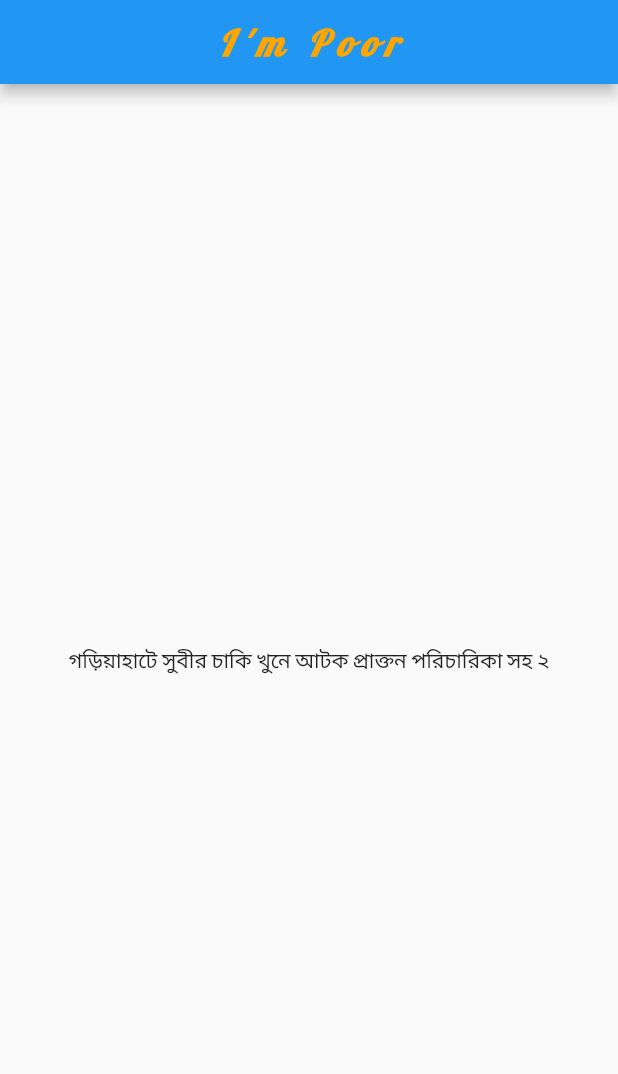
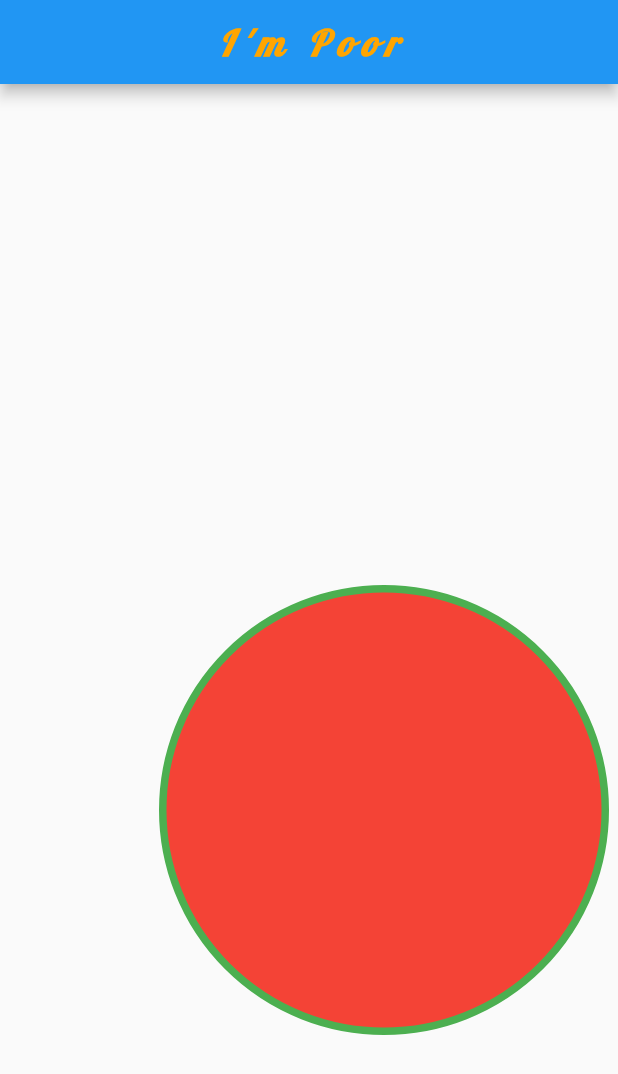
Before and after one commit to jpmehedi/flutter-hero-batch-2, a Flutter app: the screen it shows after launch, on a phone screen of 412 x 824 dp. Shown: the top 1074 px of the screen. Run offline on Flutter 3.47's test engine with Material 2 defaults, Android fonts, the light colour scheme and no system bars.

Commit message:
Container

```diff
--- /dev/null
+++ b/demo_project/lib/home_screen.dart
@@ -0,0 +1,155 @@
+
+
+import 'package:flutter/material.dart';
+
+class HomeScreen extends StatelessWidget {
+  const HomeScreen({ Key? key }) : super(key: key);
+
+  @override
+  Widget build(BuildContext context) {
+    return Scaffold(
+        appBar: AppBar(
+          title: Text(
+            "I'm Poor",
+            style: TextStyle(
+              // backgroundColor: Colors.red,
+              // color: Colors.orange,
+              color: Color(0xffFFA500),
+              fontSize: 24.0,
+              // fontWeight: FontWeight.bold
+              fontWeight: FontWeight.w700,
+              // fontFamily: "Lobster",
+              fontStyle: FontStyle.italic,
+              letterSpacing: 5.5,
+            ),
+          ),
+          centerTitle: true,
+        ),
+
+
+        body: Center(
+          child: Container(
+            height: 300,
+            width: 300,
+            // padding: EdgeInsets.all(100),
+            // padding: EdgeInsets.only(top: 50, left: 50),
+            //vcertical = top and bottom
+            //horizontal = left and right
+            //padding: EdgeInsets.symmetric(vertical: 50, horizontal: 20),
+            padding: EdgeInsets.zero,
+            margin: EdgeInsets.only(left: 100, top: 200),
+            decoration: BoxDecoration(
+              color: Colors.red,
+              // borderRadius: BorderRadius.all(Radius.circular(30))
+              borderRadius: BorderRadius.circular(150),
+              // borderRadius: BorderRadius.only(
+              //   topRight: Radius.circular(40),
+              //   bottomLeft: Radius.circular(50)
+              // )
+              // borderRadius: BorderRadius.horizontal(
+              //   left: Radius.circular(40),
+              //   right:  Radius.circular(40),
+              // ),
+              // borderRadius: BorderRadius.vertical(
+              //   top: Radius.circular(40),
+              //   bottom:  Radius.circular(40),
+              // ),
+
+              // border: Border(
+              //   left: BorderSide(
+              //     color: Colors.black,
+              //     width: 10
+              //   ),
+              //   right: BorderSide(
+              //     color: Colors.black,
+              //     width: 5
+              //   )
+              // )
+
+              border: Border.all(
+                color: Colors.green,
+                width: 5
+              ),
+
+              // gradient: LinearGradient(
+              //   begin: Alignment.bottomLeft,
+              //   end: Alignment.topRight,
+              //   colors: [
+              //     Colors.green,
+              //     Colors.red,
+              //     Colors.teal,
+              //   ],
+              //   stops: [
+              //     0.1,
+              //     0.3,
+              //     0.5
+              //   ]
+              // )
+
+              // gradient: RadialGradient(
+              //   center: Alignment.bottomLeft,
+              //   colors: [
+              //     Colors.green,
+              //     Colors.red,
+              //     Colors.teal,
+              //   ],
+              //  stops: [
+              //     0.1,
+              //     0.3,
+              //     0.5
+              //   ]
+              // )
+
+              // boxShadow: [
+              //   BoxShadow(
+              //     color: Colors.green,
+              //     blurRadius: 5,
+              //     spreadRadius: 5,
+              //     offset: Offset(-7, -7)
+              //   )
+              // ]
+
+              // image: DecorationImage(
+              //   image: NetworkImage("https://picsum.photos/250?image=9"),
+              // )
+            ),
+            // child: Image.network("https://picsum.photos/250?image=9")
+          ),
+        ),
+
+
+
+        // body: Center(
+        //   child: Text(
+        //     "গড়িয়াহাটে সুবীর চাকি খুনে আটক প্রাক্তন পরিচারিকা সহ ২",
+        //     style: TextStyle(
+              //  fontFamily: "Lobster",
+        //     ),
+        //   )
+        // ),
+
+        // body: Center(
+        //   child: Icon(
+        //     FontAwesomeIcons.allergies,
+        //     size: 100.0,
+        //     color: Colors.orange,
+        //   ),
+        // )
+
+        // body: Image.asset(
+        //   "assets/poor_man.png",
+        //   width: 500,
+        //   height: 800,
+        //   fit: BoxFit.cover,
+        // )
+
+        // body: Image.network(
+        //   "https://picsum.photos/250?image=9",
+          // width: 500,
+          // height: 700,
+          // fit: BoxFit.cover,
+        // ),
+
+      );
+  }
+}
--- a/demo_project/lib/main.dart
+++ b/demo_project/lib/main.dart
@@ -1,4 +1,5 @@
 
+import 'package:demo_project/home_screen.dart';
 import 'package:flutter/material.dart';
 
 void main(){
@@ -12,58 +13,7 @@ void main(){
 
         )
       ),
-
-      home: Scaffold(
-        appBar: AppBar(
-          title: Text(
-            "I'm Poor",
-            style: TextStyle(
-              // backgroundColor: Colors.red,
-              // color: Colors.orange,
-              color: Color(0xffFFA500),
-              fontSize: 24.0,
-              // fontWeight: FontWeight.bold
-              fontWeight: FontWeight.w700,
-              // fontFamily: "Lobster",
-              fontStyle: FontStyle.italic,
-              letterSpacing: 5.5,
-            ),
-          ),
-          centerTitle: true,
-        ),
-
-        body: Center(
-          child: Text(
-            "গড়িয়াহাটে সুবীর চাকি খুনে আটক প্রাক্তন পরিচারিকা সহ ২",
-            style: TextStyle(
-              //  fontFamily: "Lobster",
-            ),
-          )
-        ),
-
-        // body: Center(
-        //   child: Icon(
-        //     Icons.person,
-        //     size: 100.0,
-        //     color: Colors.orange,
-        //   ),
-        // )
-
-        // body: Image.asset(
-        //   "assets/poor_man.png",
-        //   width: 500,
-        //   height: 800,
-        //   fit: BoxFit.cover,
-        // )
-
-        // body: Image.network(
-        //   "https://picsum.photos/250?image=9",
-          // width: 500,
-          // height: 700,
-          // fit: BoxFit.cover,
-        // ),
-
-      )
+      home: HomeScreen(),
     )
   );
 }
--- a/demo_project/pubspec.yaml
+++ b/demo_project/pubspec.yaml
@@ -27,6 +27,7 @@ dependencies:
   # The following adds the Cupertino Icons font to your application.
   # Use with the CupertinoIcons class for iOS style icons.
   cupertino_icons: ^1.0.2
+  font_awesome_flutter: ^9.2.0
 
 dev_dependencies:
   flutter_test:
```
Also changed, not shown: demo_project/pubspec.lock.
